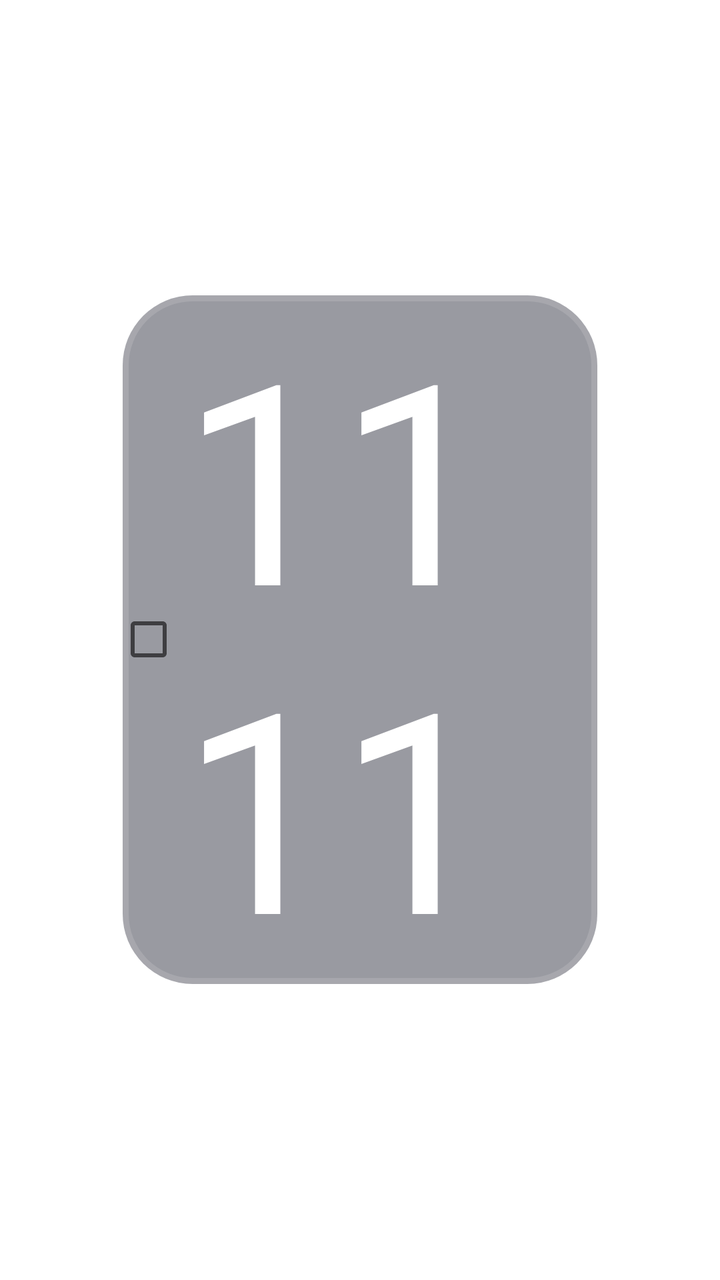
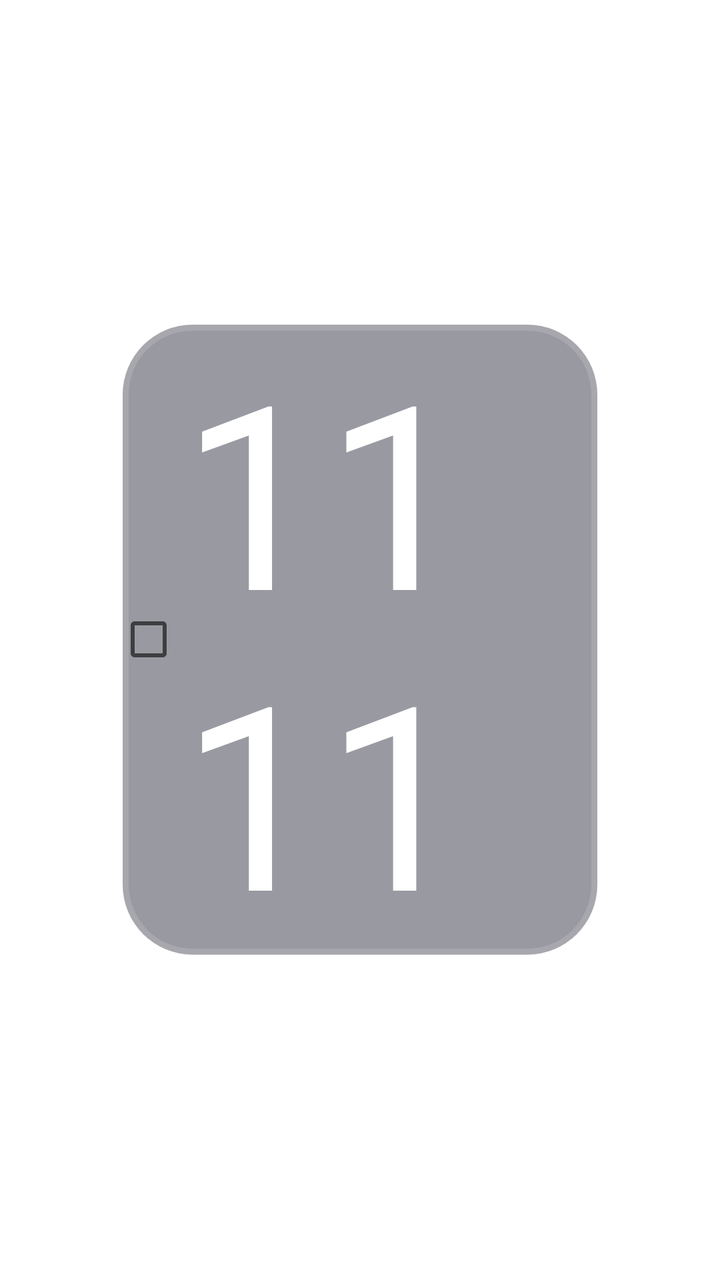

The first picture is an Android layout as it rendered before a commit; the second is the same layout after the commit. The layout source and the unified diff follow.
<!-- AndroidManifest.xml: application theme AppTheme.NoActionBar -->
<!-- res/layout/item_dialog_checkbox_search.xml -->
<?xml version="1.0" encoding="utf-8"?>
<FrameLayout xmlns:android="http://schemas.android.com/apk/res/android"
    android:layout_width="match_parent"
    android:layout_height="wrap_content">

    <LinearLayout
        android:layout_gravity="center"
        android:paddingTop="@dimen/vs_5"
        android:paddingBottom="@dimen/vs_5"
        android:paddingLeft="@dimen/vs_10"
        android:paddingRight="@dimen/vs_10"
        android:layout_width="match_parent"
        android:layout_height="wrap_content">
        <CheckBox
            android:id="@+id/oneSearchSource"
            android:layout_width="match_parent"
            android:layout_height="wrap_content"
            android:background="@drawable/button_danmu_setting"
            android:clickable="true"
            android:focusable="true"
            android:textColor="@color/dialog_text_primary"
            android:textSize="@dimen/ts_24"
            android:text="1111"/>
    </LinearLayout>
</FrameLayout>
<!-- resources referenced by this layout -->
<resources>
  <color name="dialog_text_primary">#FFFFFFFF</color>
  <dimen name="ts_24">24mm</dimen>
  <dimen name="vs_10">10mm</dimen>
  <dimen name="vs_5">5mm</dimen>
  <!-- drawable button_danmu_setting (drawable) -->
  <?xml version="1.0" encoding="utf-8"?>
  <selector xmlns:android="http://schemas.android.com/apk/res/android">
      <item android:state_focused="true">
          <shape>
              <corners android:radius="@dimen/vs_6" />
              <solid android:color="@color/dialog_control_bg_focused" />
              <stroke
                  android:width="@dimen/vs_1"
                  android:color="@color/dialog_control_stroke_focused" />
          </shape>
      </item>
      <item>
          <shape>
              <corners android:radius="@dimen/vs_6" />
              <solid android:color="@color/dialog_control_bg" />
              <stroke
                  android:width="@dimen/vs_1"
                  android:color="@color/dialog_control_stroke" />
          </shape>
      </item>
  </selector>
  <style name="AppTheme.NoActionBar" parent="AppTheme">
          <item name="android:windowActionBar">false</item>
          <item name="android:windowNoTitle">true</item>
          <item name="windowActionBar">false</item>
          <item name="android:windowFullscreen">true</item>//全屏即无通知栏
          <item name="android:windowContentOverlay">@null</item>//是否有遮盖
          <item name="windowNoTitle">true</item>
          <item name="android:keepScreenOn">true</item>
          
          <item name="android:windowBackground">@android:color/transparent</item>
      </style>
  <dimen name="vs_6">6mm</dimen>
  <color name="dialog_control_bg_focused">#CC1890FF</color>
  <dimen name="vs_1">1mm</dimen>
  <color name="dialog_control_stroke_focused">#CC02F8E1</color>
  <color name="dialog_control_bg">#80353744</color>
  <color name="dialog_control_stroke">#22FFFFFF</color>
  <style name="AppTheme" parent="Theme.AppCompat.Light.DarkActionBar">
          
          <item name="colorPrimary">@color/color_6200EE</item>
          <item name="colorPrimaryDark">@color/color_3700B3</item>
          <item name="colorAccent">@color/color_03DAC5</item>
      </style>
  <color name="color_6200EE">#6200EE</color>
  <color name="color_3700B3">#3700B3</color>
  <color name="color_03DAC5">#03DAC5</color>
</resources>

<!-- the commit's change to res/layout/item_dialog_checkbox_search.xml (unified diff, before → after) -->
@@ -15,11 +15,12 @@
             android:id="@+id/oneSearchSource"
             android:layout_width="match_parent"
             android:layout_height="wrap_content"
+            android:minHeight="@dimen/vs_50"
             android:background="@drawable/button_danmu_setting"
             android:clickable="true"
             android:focusable="true"
             android:textColor="@color/dialog_text_primary"
-            android:textSize="@dimen/ts_24"
+            android:textSize="@dimen/ts_22"
             android:text="1111"/>
     </LinearLayout>
 </FrameLayout>
<!-- resource entries referenced after the edit -->
@@ -1,9 +1,10 @@
 <!-- resources referenced by this layout -->
 <resources>
   <color name="dialog_text_primary">#FFFFFFFF</color>
-  <dimen name="ts_24">24mm</dimen>
+  <dimen name="ts_22">22mm</dimen>
   <dimen name="vs_10">10mm</dimen>
   <dimen name="vs_5">5mm</dimen>
+  <dimen name="vs_50">50mm</dimen>
   <!-- drawable button_danmu_setting (drawable) -->
   <?xml version="1.0" encoding="utf-8"?>
   <selector xmlns:android="http://schemas.android.com/apk/res/android">
